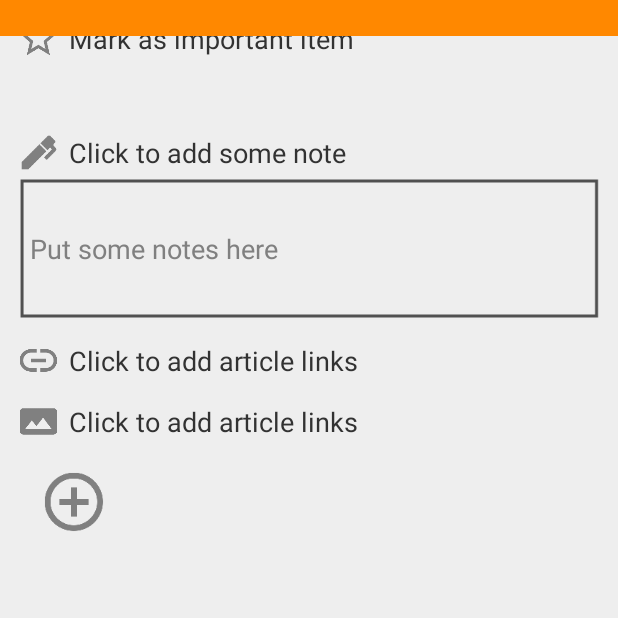
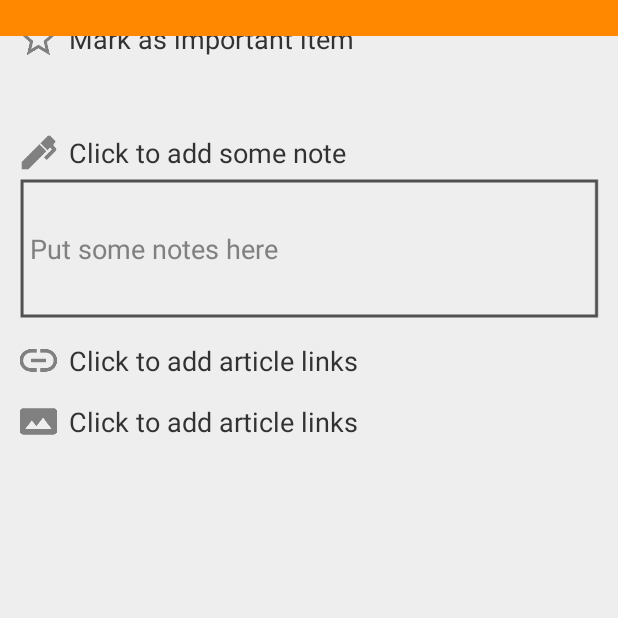
Before and after one commit to s011208/ArticleHelper, an Android app: the ActEditorActivity screen opened directly, with no data from a screen before it, on a phone screen of 412 x 824 dp, the top half of it. Run offline under Robolectric (Android 15) with nearby library versions, the light colour scheme and no system bars; 10 statements that could not run were skipped.

Commit message:
add  add image button icons & function

```diff
--- a/app/src/main/java/com/bj4/yhh/accountant/fragments/display/actcontent/editor/EditorImageNoteGridAdapter.java
+++ b/app/src/main/java/com/bj4/yhh/accountant/fragments/display/actcontent/editor/EditorImageNoteGridAdapter.java
@@ -50,18 +50,16 @@ public class EditorImageNoteGridAdapter extends ImageNoteAdapter {
         mAllData.addAll(getAllImageNotes());
         if (DEBUG) Log.d(TAG, "mAllData size: " + mAllData.size());
         if (mAllData.size() >= mMaximumColumnCount) {
-            for (int i = 0; i < mMaximumColumnCount - 2; i++) {
+            for (int i = 0; i < mMaximumColumnCount - 1; i++) {
                 mDisplayData.add(mAllData.get(i));
             }
-            mDisplayData.add(getAddNewNote());
             mDisplayData.add(getMoreNote());
         } else {
             mDisplayData.addAll(mAllData);
-            mDisplayData.add(getAddNewNote());
         }
     }
 
-    private Note getAddNewNote() {
+    public Note getAddNewNote() {
         Note note = new Note(getParentType(), getActContent().mId, ActDatabase.NOTE_TYPE_IMAGE, "");
         return note;
     }
@@ -109,12 +107,7 @@ public class EditorImageNoteGridAdapter extends ImageNoteAdapter {
         if (item.isMore()) {
             ((FrameLayout) convertView).setForeground(null);
             holder.mSwitcher.setDisplayedChild(1);
-            holder.mImageNote.setImageResource(R.drawable.ic_grid);
-            holder.mImageNote.setPadding(mIconResourcePadding, mIconResourcePadding, mIconResourcePadding, mIconResourcePadding);
-        } else if (item.isEmptyContent()) {
-            ((FrameLayout) convertView).setForeground(null);
-            holder.mSwitcher.setDisplayedChild(1);
-            holder.mImageNote.setImageResource(R.drawable.ic_add_more);
+            holder.mImageNote.setImageResource(R.drawable.more_button);
             holder.mImageNote.setPadding(mIconResourcePadding, mIconResourcePadding, mIconResourcePadding, mIconResourcePadding);
         } else {
             ((FrameLayout) convertView).setForeground(getContext().getResources().getDrawable(R.drawable.editor_image_note_grid_foreground));
--- /dev/null
+++ b/app/src/main/res/drawable/more_button.xml
@@ -0,0 +1,7 @@
+<?xml version="1.0" encoding="utf-8"?>
+<selector xmlns:android="http://schemas.android.com/apk/res/android">
+    <item android:drawable="@drawable/orange_more" android:state_selected="true"></item>
+    <item android:drawable="@drawable/orange_more" android:state_pressed="true"></item>
+    <item android:drawable="@drawable/grey_more"></item>
+
+</selector>
--- a/app/src/main/res/layout/activity_act_editor.xml
+++ b/app/src/main/res/layout/activity_act_editor.xml
@@ -209,6 +209,7 @@
                     android:id="@+id/image_button"
                     android:layout_width="match_parent"
                     android:layout_height="wrap_content"
+                    android:layout_marginBottom="3dp"
                     android:background="@drawable/activity_act_editor_area_bg">
 
                     <ImageView
@@ -248,8 +249,7 @@
                     android:listSelector="@null"
                     android:numColumns="@integer/activity_act_editor_grid_column_count"
                     android:stretchMode="columnWidth"
-                    android:verticalSpacing="1dp">
-                </GridView>
+                    android:verticalSpacing="1dp"></GridView>
             </RelativeLayout>
         </RelativeLayout>
     </ScrollView>
--- a/app/src/main/res/values/dimens.xml
+++ b/app/src/main/res/values/dimens.xml
@@ -28,7 +28,7 @@
 
     <dimen name="activity_act_editor_padding">10dp</dimen>
     <dimen name="activity_act_editor_grid_size">60dp</dimen>
-    <dimen name="activity_act_editor_grid_resource_icon_padding">15dp</dimen>
+    <dimen name="activity_act_editor_grid_resource_icon_padding">16dp</dimen>
     <dimen name="activity_act_editor_area_margin">5dp</dimen>
     <dimen name="activity_act_editor_title_icon_size">30dp</dimen>
     <dimen name="activity_act_editor_title_text_margin_left">5dp</dimen>
```
Also changed, not shown: app/src/main/java/com/bj4/yhh/accountant/activity/ActEditorActivity.java (+3 -5 lines), app/src/main/res/drawable-hdpi/grey_more.png (added), app/src/main/res/drawable-hdpi/orange_more.png (added), app/src/main/res/drawable-mdpi/grey_more.png (added), app/src/main/res/drawable-mdpi/orange_more.png (added), app/src/main/res/drawable-xhdpi/grey_more.png (added), app/src/main/res/drawable-xhdpi/orange_more.png (added), app/src/main/res/drawable-xxhdpi/grey_more.png (added), app/src/main/res/drawable-xxhdpi/orange_more.png (added), app/src/main/res/drawable/grey_more.png (added), app/src/main/res/drawable/orange_more.png (added), 1 other file.
